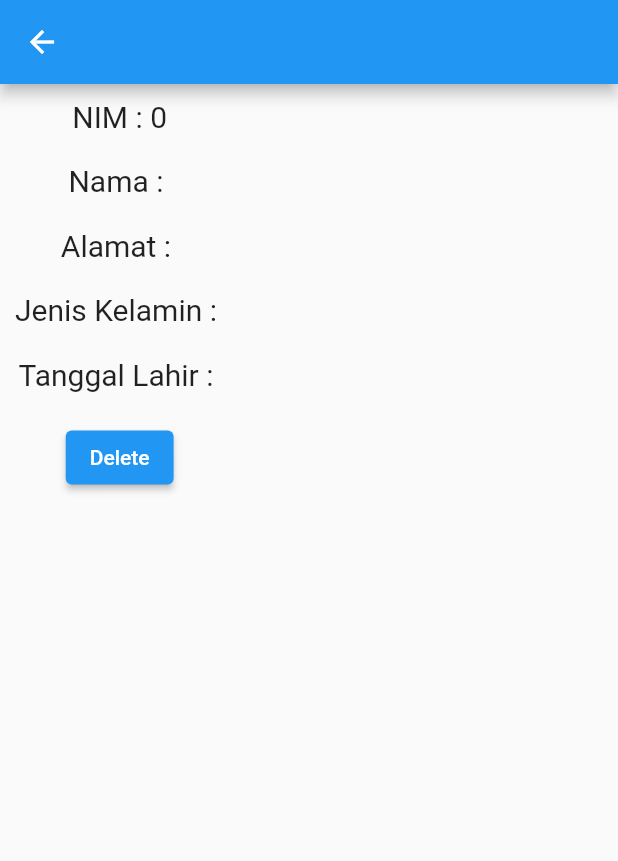
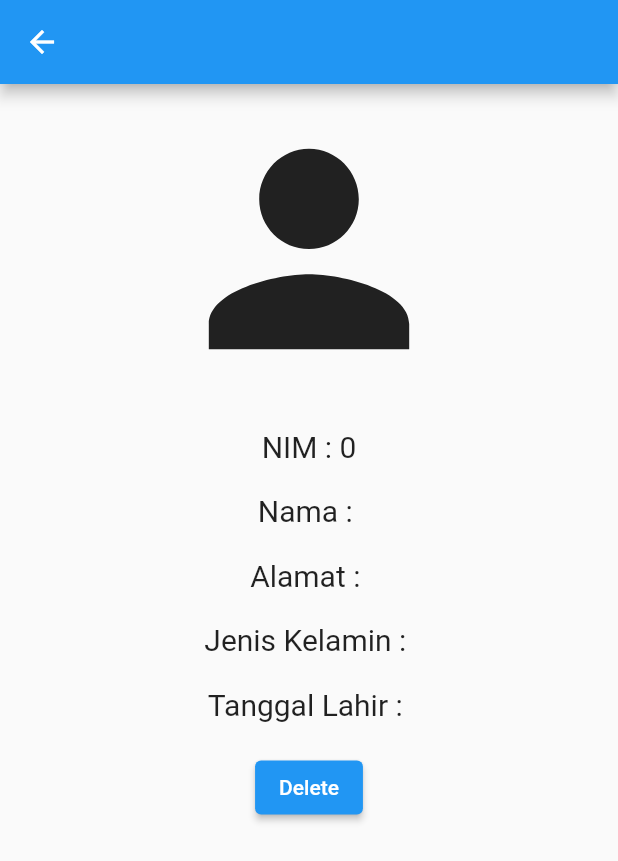
Before and after one commit to rikurunico/biodata_siswa, a Flutter app: the DetailsPage screen opened directly with empty values, on a phone screen of 412 x 824 dp. Shown: the top 861 px of the screen. Run offline on Flutter 3.47's test engine with Material 2 defaults, Android fonts, the light colour scheme and no system bars; our stand-ins replace sqflite; accounts and stored records are empty.

Commit message:
Fix DateFormat & Icon In Details

```diff
--- a/lib/views/detail_page.dart
+++ b/lib/views/detail_page.dart
@@ -16,39 +16,52 @@ class _DetailsPageState extends State<DetailsPage> {
       ),
       body: Column(
         children: [
+          Center(
+            child: Container(
+              padding: const EdgeInsets.all(10),
+              child: Container(
+                width: 200,
+                height: 200,
+                child: const Icon(
+                  Icons.person,
+                  size: 200,
+                ),
+              ),
+            ),
+          ),
           Container(
             padding: const EdgeInsets.all(10),
             child: Text(
               "NIM : ${args['nim']}",
-              style: TextStyle(fontSize: 20),
+              style: const TextStyle(fontSize: 20),
             ),
           ),
           Container(
             padding: const EdgeInsets.all(10),
             child: Text(
               "Nama : ${args['nama']}",
-              style: TextStyle(fontSize: 20),
+              style: const TextStyle(fontSize: 20),
             ),
           ),
           Container(
             padding: const EdgeInsets.all(10),
             child: Text(
               "Alamat : ${args['alamat']}",
-              style: TextStyle(fontSize: 20),
+              style: const TextStyle(fontSize: 20),
             ),
           ),
           Container(
             padding: const EdgeInsets.all(10),
             child: Text(
               "Jenis Kelamin : ${args['jenisKelamin']}",
-              style: TextStyle(fontSize: 20),
+              style: const TextStyle(fontSize: 20),
             ),
           ),
           Container(
             padding: const EdgeInsets.all(10),
             child: Text(
               "Tanggal Lahir : ${args['tglLahir']}",
-              style: TextStyle(fontSize: 20),
+              style: const TextStyle(fontSize: 20),
             ),
           ),
           Container(
@@ -58,7 +71,7 @@ class _DetailsPageState extends State<DetailsPage> {
                 HelperDB().deleteAnggota((args['id']));
                 Navigator.pushNamed(context, '/');
               },
-              child: Text("Delete"),
+              child: const Text("Delete"),
             ),
           ),
         ],
```
Also changed, not shown: lib/views/register_page.dart (+21 -2 lines).
